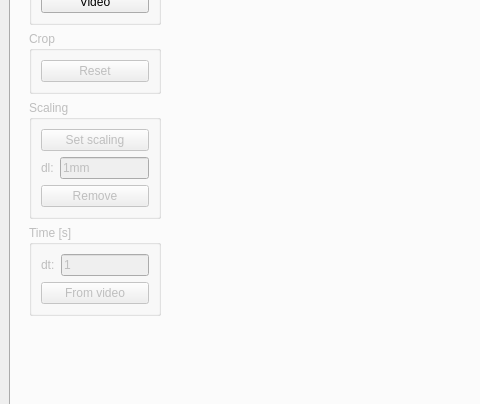
First picture: the form in pyDSA_gui/design.ui, repository galaunay/pyDSA_gui, before the edit; both pictures show x 0 to 480 and y 147 to 551 of the 972 by 854 pixel window.
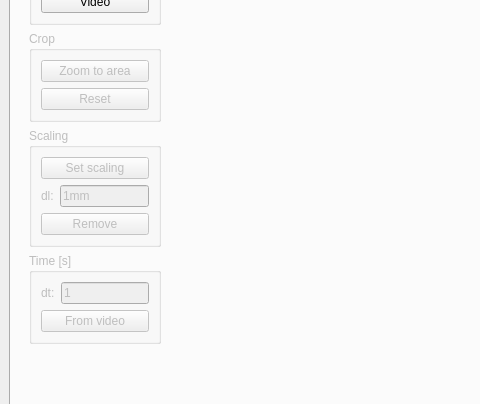
Second picture: the form after the edit. The open tabs and pages were chosen to show the change. Custom widgets are drawn as their Qt base class.

Commit message: Add button to zoom to cropping area

```diff
--- a/pyDSA_gui/design.ui
+++ b/pyDSA_gui/design.ui
@@ -109,6 +109,16 @@
               <string>Crop</string>
              </property>
              <layout class="QVBoxLayout" name="verticalLayout_12">
+              <item>
+               <widget class="QPushButton" name="tab1_zoom_to_area">
+                <property name="toolTip">
+                 <string>Reset the cropping window</string>
+                </property>
+                <property name="text">
+                 <string>Zoom to area</string>
+                </property>
+               </widget>
+              </item>
               <item>
                <widget class="QPushButton" name="tab1_reset_crop">
                 <property name="toolTip">
```
Left out of the diff: 243 changed lines with no effect on the pictures. The commit also changes 6 other files.
